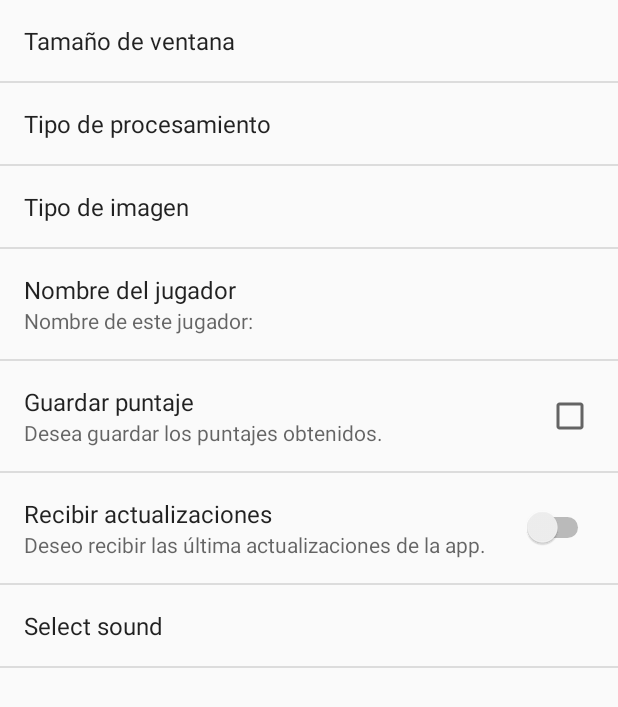
After one commit to jonathanoleaz/Android, an Android app: the SettingsActivity screen opened directly, with no data from a screen before it, on a phone screen of 412 x 824 dp. The commit adds this screen. Shown: the top 707 px of the screen. Run offline under Robolectric (Android 15) with nearby library versions, the light colour scheme and no system bars.

Commit message:
app de bitmaps con preference manager

```diff
--- a/Curso/Bitmaps/Bitmaps/BitmapsExample4/app/build.gradle
+++ b/Curso/Bitmaps/Bitmaps/BitmapsExample4/app/build.gradle
@@ -22,6 +22,8 @@ dependencies {
     implementation fileTree(include: ['*.jar'], dir: 'libs')
     implementation 'com.android.support:appcompat-v7:28.0.0'
     implementation 'com.android.support.constraint:constraint-layout:1.1.3'
+    implementation 'com.android.support:support-v4:28.0.0'
+    implementation 'com.android.support:design:28.0.0'
     testImplementation 'junit:junit:4.12'
     androidTestImplementation 'com.android.support.test:runner:1.0.2'
     androidTestImplementation 'com.android.support.test.espresso:espresso-core:3.0.2'
--- a/Curso/Bitmaps/Bitmaps/BitmapsExample4/app/src/main/AndroidManifest.xml
+++ b/Curso/Bitmaps/Bitmaps/BitmapsExample4/app/src/main/AndroidManifest.xml
@@ -9,6 +9,10 @@
         android:roundIcon="@mipmap/ic_launcher_round"
         android:supportsRtl="true"
         android:theme="@style/AppTheme">
+        <activity
+            android:name=".SettingsActivity"
+            android:label="@string/title_activity_settings"
+            android:theme="@style/AppTheme.NoActionBar"></activity>
         <activity android:name=".MainActivity">
             <intent-filter>
                 <action android:name="android.intent.action.MAIN" />
--- /dev/null
+++ b/Curso/Bitmaps/Bitmaps/BitmapsExample4/app/src/main/java/mx/ipn/cic/geo/bitmapsexample4/AppCompatPreferenceActivity.java
@@ -0,0 +1,109 @@
+package mx.ipn.cic.geo.bitmapsexample4;
+
+import android.content.res.Configuration;
+import android.os.Bundle;
+import android.preference.PreferenceActivity;
+import android.support.annotation.LayoutRes;
+import android.support.annotation.Nullable;
+import android.support.v7.app.ActionBar;
+import android.support.v7.app.AppCompatDelegate;
+import android.support.v7.widget.Toolbar;
+import android.view.MenuInflater;
+import android.view.View;
+import android.view.ViewGroup;
+
+/**
+ * A {@link android.preference.PreferenceActivity} which implements and proxies the necessary calls
+ * to be used with AppCompat.
+ */
+public abstract class AppCompatPreferenceActivity extends PreferenceActivity {
+
+    private AppCompatDelegate mDelegate;
+
+    @Override
+    protected void onCreate(Bundle savedInstanceState) {
+        getDelegate().installViewFactory();
+        getDelegate().onCreate(savedInstanceState);
+        super.onCreate(savedInstanceState);
+    }
+
+    @Override
+    protected void onPostCreate(Bundle savedInstanceState) {
+        super.onPostCreate(savedInstanceState);
+        getDelegate().onPostCreate(savedInstanceState);
+    }
+
+    public ActionBar getSupportActionBar() {
+        return getDelegate().getSupportActionBar();
+    }
+
+    public void setSupportActionBar(@Nullable Toolbar toolbar) {
+        getDelegate().setSupportActionBar(toolbar);
+    }
+
+    @Override
+    public MenuInflater getMenuInflater() {
+        return getDelegate().getMenuInflater();
+    }
+
+    @Override
+    public void setContentView(@LayoutRes int layoutResID) {
+        getDelegate().setContentView(layoutResID);
+    }
+
+    @Override
+    public void setContentView(View view) {
+        getDelegate().setContentView(view);
+    }
+
+    @Override
+    public void setContentView(View view, ViewGroup.LayoutParams params) {
+        getDelegate().setContentView(view, params);
+    }
+
+    @Override
+    public void addContentView(View view, ViewGroup.LayoutParams params) {
+        getDelegate().addContentView(view, params);
+    }
+
+    @Override
+    protected void onPostResume() {
+        super.onPostResume();
+        getDelegate().onPostResume();
+    }
+
+    @Override
+    protected void onTitleChanged(CharSequence title, int color) {
+        super.onTitleChanged(title, color);
+        getDelegate().setTitle(title);
+    }
+
+    @Override
+    public void onConfigurationChanged(Configuration newConfig) {
+        super.onConfigurationChanged(newConfig);
+        getDelegate().onConfigurationChanged(newConfig);
+    }
+
+    @Override
+    protected void onStop() {
+        super.onStop();
+        getDelegate().onStop();
+    }
+
+    @Override
+    protected void onDestroy() {
+        super.onDestroy();
+        getDelegate().onDestroy();
+    }
+
+    public void invalidateOptionsMenu() {
+        getDelegate().invalidateOptionsMenu();
+    }
+
+    private AppCompatDelegate getDelegate() {
+        if (mDelegate == null) {
+            mDelegate = AppCompatDelegate.create(this, null);
+        }
+        return mDelegate;
+    }
+}
--- a/Curso/Bitmaps/Bitmaps/BitmapsExample4/app/src/main/res/layout/activity_main.xml
+++ b/Curso/Bitmaps/Bitmaps/BitmapsExample4/app/src/main/res/layout/activity_main.xml
@@ -6,6 +6,8 @@
     android:layout_height="fill_parent"
     android:orientation="vertical"
     tools:context=".MainActivity" >
+
+
 
     <ImageView
         android:id="@+id/imageViewSourceBitmap"
--- a/Curso/Bitmaps/Bitmaps/BitmapsExample4/app/src/main/res/menu/main_menu.xml
+++ b/Curso/Bitmaps/Bitmaps/BitmapsExample4/app/src/main/res/menu/main_menu.xml
@@ -1,5 +1,6 @@
 <?xml version="1.0" encoding="utf-8"?>
 <menu xmlns:android="http://schemas.android.com/apk/res/android">
+    <item android:id="@+id/itemMenuAjustes" android:title="@string/itemMenuAjustes"></item>
     <item android:id="@+id/itemMenuLoadBitmap" android:title="@string/itemMenuLoadBitmapTitle"></item>
     <item android:id="@+id/itemMenuExitApp" android:title="@string/itemMenuExitApp"></item>
 </menu>
--- /dev/null
+++ b/Curso/Bitmaps/Bitmaps/BitmapsExample4/app/src/main/res/values/arrays.xml
@@ -0,0 +1,23 @@
+<?xml version="1.0" encoding="utf-8"?>
+<resources>
+    <string-array name="tamanios_ventana">
+        <item>3*3</item>
+        <item>5*5</item>
+        <item>7*7</item>
+        <item>9*9</item>
+        <item>11*11</item>
+        <item>13*13</item>
+    </string-array>
+
+
+    <string-array name="tipos_de_procesamiento">
+        <item>Pixel por pixel</item>
+        <item>Leer por línea</item>
+        <item>Leer por imagen</item>
+    </string-array>
+
+    <string-array name="tipos_de_imagen">
+        <item>Color</item>
+        <item>Escala de grises</item>
+    </string-array>
+</resources>
--- /dev/null
+++ b/Curso/Bitmaps/Bitmaps/BitmapsExample4/app/src/main/res/values/dimens.xml
@@ -0,0 +1,3 @@
+<resources>
+    <dimen name="fab_margin">16dp</dimen>
+</resources>
--- a/Curso/Bitmaps/Bitmaps/BitmapsExample4/app/src/main/res/values/strings.xml
+++ b/Curso/Bitmaps/Bitmaps/BitmapsExample4/app/src/main/res/values/strings.xml
@@ -1,12 +1,20 @@
 <?xml version="1.0" encoding="utf-8"?>
 <resources>
-    <string name="app_name">Manejo de Imágenes Ejemplo 4</string>
+    <string name="app_name"> Ejemplo 4</string>
     <string name="action_settings">Settings</string>
     <string name="buttonDrawBitmapText">Cargar</string>
     <string name="buttonConvertBitmapText">Grises</string>
     <string name="buttonFourierText">FFT</string>
+    <string name="itemMenuAjustes">Ajustes</string>
     <string name="itemMenuLoadBitmapTitle">Cargar</string>
     <string name="itemMenuExitApp">Salir</string>
     <string name="imageViewSourceBitmapDescription">Imagen Original</string>
     <string name="imageViewResulBitmapDescription">Imagen Resultado</string>
+    <string name="tamVentana">Tamaño de ventana</string>
+    <string name="tipoProc">Tipo de procesamiento</string>
+    <string name="tipoImagen">Tipo de imagen</string>
+
+    <!-- TODO: Remove or change this placeholder text -->
+    <string name="hello_blank_fragment">Hello blank fragment</string>
+    <string name="title_activity_settings">SettingsActivity</string>
 </resources>
--- a/Curso/Bitmaps/Bitmaps/BitmapsExample4/app/src/main/res/values/styles.xml
+++ b/Curso/Bitmaps/Bitmaps/BitmapsExample4/app/src/main/res/values/styles.xml
@@ -6,4 +6,13 @@
         <item name="colorPrimaryDark">@color/colorPrimaryDark</item>
         <item name="colorAccent">@color/colorAccent</item>
     </style>
+
+    <style name="AppTheme.NoActionBar">
+        <item name="windowActionBar">false</item>
+        <item name="windowNoTitle">true</item>
+    </style>
+
+    <style name="AppTheme.AppBarOverlay" parent="ThemeOverlay.AppCompat.Dark.ActionBar" />
+
+    <style name="AppTheme.PopupOverlay" parent="ThemeOverlay.AppCompat.Light" />
 </resources>
--- /dev/null
+++ b/Curso/Bitmaps/Bitmaps/BitmapsExample4/app/src/main/res/xml/preferences.xml
@@ -0,0 +1,50 @@
+<?xml version="1.0" encoding="utf-8"?>
+<PreferenceScreen xmlns:android="http://schemas.android.com/apk/res/android">
+
+        <ListPreference
+            android:entries="@array/tamanios_ventana"
+            android:entryValues="@array/tamanios_ventana"
+            android:key="pref_tamVent"
+            android:title="@string/tamVentana"
+            android:persistent="true"
+            android:defaultValue="3*3"/>
+        <ListPreference
+            android:entries="@array/tipos_de_procesamiento"
+            android:entryValues="@array/tipos_de_procesamiento"
+            android:key="pref_tipoProc"
+            android:title="@string/tipoProc"
+            android:persistent="true"
+            android:defaultValue="Pixel por pixel" />
+
+    <ListPreference
+        android:entries="@array/tipos_de_imagen"
+        android:entryValues="@array/tipos_de_imagen"
+        android:key="pref_tipoImg"
+        android:title="@string/tipoImagen"
+        android:persistent="true"
+        android:defaultValue="Pixel por pixel" />
+
+
+        <EditTextPreference android:title="Nombre del jugador"
+            android:key="username"
+            android:summary="Nombre de este jugador:"/>
+
+
+
+        <CheckBoxPreference android:title="Guardar puntaje"
+            android:defaultValue="false"
+            android:summary="Desea guardar los puntajes obtenidos."
+            android:key="applicationUpdates" />
+
+
+        <SwitchPreference android:title="Recibir actualizaciones"
+            android:defaultValue="false"
+            android:summary="Deseo recibir las última actualizaciones de la app."
+            android:key="applicationUpdates" />
+
+
+    <RingtonePreference android:showDefault="true"
+        android:key="Audio" android:title="Select sound"
+        android:ringtoneType="notification"/>
+
+</PreferenceScreen>
```
Also changed, not shown: Curso/Bitmaps/Bitmaps/BitmapsExample4/app/src/main/java/mx/ipn/cic/geo/bitmapsexample4/MainActivity.java (+17 -2 lines), Curso/Bitmaps/Bitmaps/BitmapsExample4/app/src/main/java/mx/ipn/cic/geo/bitmapsexample4/SettingsActivity.java (added, +124 -0 lines), Curso/Bitmaps/Bitmaps/BitmapsExample4/app/src/main/java/mx/ipn/cic/geo/bitmapsexample4/SettingsActivityFragment.java (added, +30 -0 lines), Curso/Bitmaps/Bitmaps/BitmapsExample4/app/src/main/res/layout/activity_settings.xml (added, +25 -0 lines), Curso/Bitmaps/Bitmaps/BitmapsExample4/app/src/main/res/layout/content_settings.xml (added, +11 -0 lines), Curso/Bitmaps/Bitmaps/BitmapsExample4/app/src/main/res/layout/fragment_settings.xml (added, +10 -0 lines).
